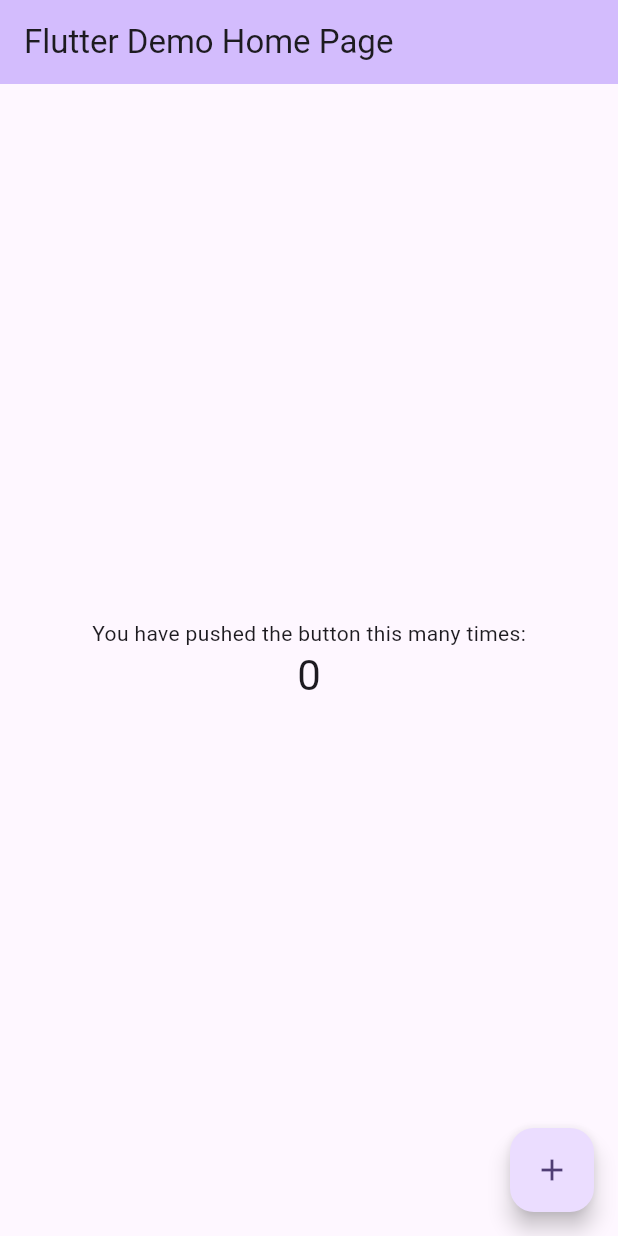
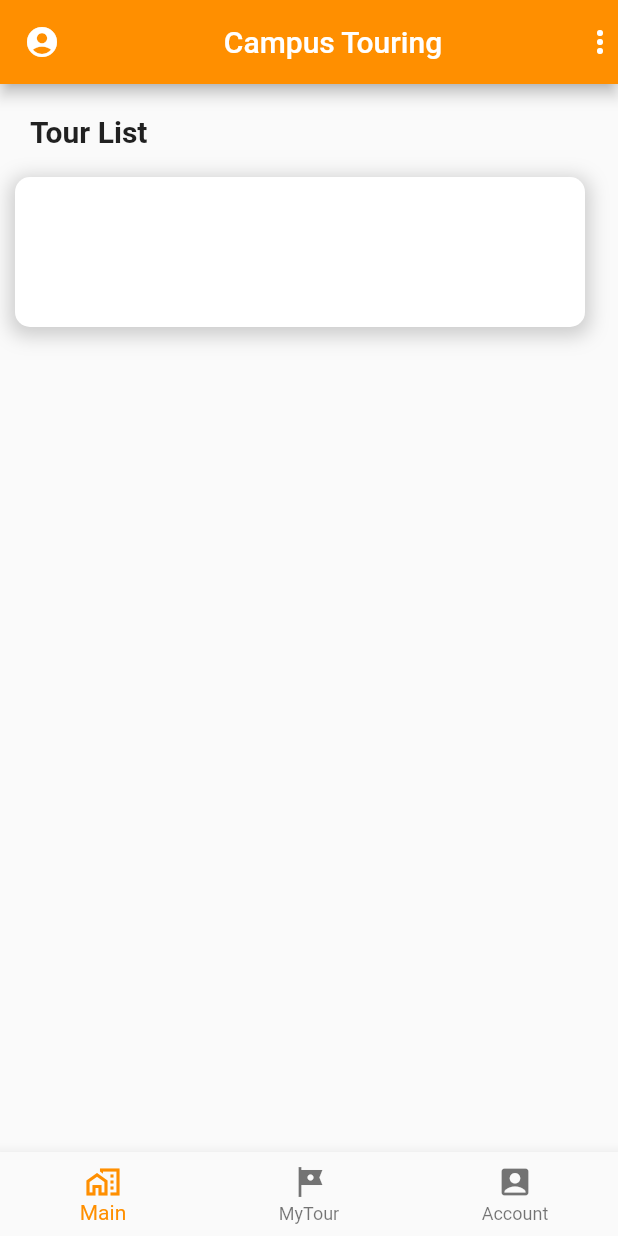
Before and after one commit to HanKyeol0/Campus-Touring-App, a Flutter app: the screen it shows after launch, on a phone screen of 412 x 824 dp. Run offline on Flutter 3.47's test engine with Material 2 defaults, Android fonts, the phone set to English and light mode, and no system bars.

Commit message:
2nd commit

```diff
--- a/analysis_options.yaml
+++ b/analysis_options.yaml
@@ -22,6 +22,9 @@ linter:
   # `// ignore_for_file: name_of_lint` syntax on the line or in the file
   # producing the lint.
   rules:
+    prefer_const_literals_to_create_immutables : false
+    prefer_const_constructors_in_immutables: false
+    prefer_const_constructors: false
     # avoid_print: false  # Uncomment to disable the `avoid_print` rule
     # prefer_single_quotes: true  # Uncomment to enable the `prefer_single_quotes` rule
 
--- a/lib/main.dart
+++ b/lib/main.dart
@@ -1,125 +1,153 @@
 import 'package:flutter/material.dart';
 
-void main() {
-  runApp(const MyApp());
-}
+void main() => runApp(const MyApp());
 
 class MyApp extends StatelessWidget {
   const MyApp({super.key});
 
-  // This widget is the root of your application.
+  static const String _title = 'Flutter Code Sample';
+
   @override
   Widget build(BuildContext context) {
-    return MaterialApp(
-      title: 'Flutter Demo',
-      theme: ThemeData(
-        // This is the theme of your application.
-        //
-        // TRY THIS: Try running your application with "flutter run". You'll see
-        // the application has a blue toolbar. Then, without quitting the app,
-        // try changing the seedColor in the colorScheme below to Colors.green
-        // and then invoke "hot reload" (save your changes or press the "hot
-        // reload" button in a Flutter-supported IDE, or press "r" if you used
-        // the command line to start the app).
-        //
-        // Notice that the counter didn't reset back to zero; the application
-        // state is not lost during the reload. To reset the state, use hot
-        // restart instead.
-        //
-        // This works for code too, not just values: Most code changes can be
-        // tested with just a hot reload.
-        colorScheme: ColorScheme.fromSeed(seedColor: Colors.deepPurple),
-        useMaterial3: true,
-      ),
-      home: const MyHomePage(title: 'Flutter Demo Home Page'),
+    return const MaterialApp(
+      title: _title,
+      home: MyStatefulWidget(),
     );
   }
 }
 
-class MyHomePage extends StatefulWidget {
-  const MyHomePage({super.key, required this.title});
-
-  // This widget is the home page of your application. It is stateful, meaning
-  // that it has a State object (defined below) that contains fields that affect
-  // how it looks.
-
-  // This class is the configuration for the state. It holds the values (in this
-  // case the title) provided by the parent (in this case the App widget) and
-  // used by the build method of the State. Fields in a Widget subclass are
-  // always marked "final".
-
-  final String title;
+class MyStatefulWidget extends StatefulWidget {
+  const MyStatefulWidget({super.key});
 
   @override
-  State<MyHomePage> createState() => _MyHomePageState();
+  State<MyStatefulWidget> createState() => _MyStatefulWidgetState();
 }
 
-class _MyHomePageState extends State<MyHomePage> {
-  int _counter = 0;
+class _MyStatefulWidgetState extends State<MyStatefulWidget> {
+  int _selectedIndex = 0;
+  static const TextStyle optionStyle =
+      TextStyle(fontSize: 30, fontWeight: FontWeight.bold);
+  final List<Widget> _widgetOptions = <Widget>[
+    ListView(
+      children: [
+        SingleChildScrollView(
+          child: Padding(
+            padding: EdgeInsets.symmetric(horizontal: 10),
+            child: Column(
+              crossAxisAlignment: CrossAxisAlignment.start,
+              children: [
+                Padding(
+                  padding: EdgeInsets.only(
+                    top: 20,
+                    left: 10,
+                    bottom: 10,
+                  ),
+                  child: Text(
+                    "Tour List",
+                    style: TextStyle(
+                      fontSize: 20,
+                      fontWeight: FontWeight.bold,
+                    ),
+                  ),
+                ),
+                Padding(
+                  padding: EdgeInsets.symmetric(vertical: 9),
+                  child: Container(
+                    width: 380,
+                    height: 100,
+                    decoration: BoxDecoration(
+                      color: Colors.white,
+                      borderRadius: BorderRadius.circular(10),
+                      boxShadow: [
+                        BoxShadow(
+                          color: Colors.grey.withOpacity(0.5),
+                          spreadRadius: 3,
+                          blurRadius: 10,
+                          offset: Offset(0, 3),
+                        ),
+                      ],
+                    ),
+                  ),
+                ),
+              ],
+            ),
+          ),
+        ),
+      ],
+    ),
+    const Column(
+      children: [
+        Center(
+          child: Row(
+            children: [
+              Column(
+                children: [
+                  Text('test'),
+                  Text('test2'),
+                ],
+              ),
+              Column(
+                children: [
+                  Text('test'),
+                  Text('test3'),
+                ],
+              ),
+            ],
+          ),
+        ),
+      ],
+    ),
+    const Text(
+      'MyTour',
+      style: optionStyle,
+    ),
+    const Text(
+      'Account',
+      style: optionStyle,
+    ),
+  ];
 
-  void _incrementCounter() {
+  void _onItemTapped(int index) {
     setState(() {
-      // This call to setState tells the Flutter framework that something has
-      // changed in this State, which causes it to rerun the build method below
-      // so that the display can reflect the updated values. If we changed
-      // _counter without calling setState(), then the build method would not be
-      // called again, and so nothing would appear to happen.
-      _counter++;
+      _selectedIndex = index;
     });
   }
 
   @override
   Widget build(BuildContext context) {
-    // This method is rerun every time setState is called, for instance as done
-    // by the _incrementCounter method above.
-    //
-    // The Flutter framework has been optimized to make rerunning build methods
-    // fast, so that you can just rebuild anything that needs updating rather
-    // than having to individually change instances of widgets.
     return Scaffold(
       appBar: AppBar(
-        // TRY THIS: Try changing the color here to a specific color (to
-        // Colors.amber, perhaps?) and trigger a hot reload to see the AppBar
-        // change color while the other colors stay the same.
-        backgroundColor: Theme.of(context).colorScheme.inversePrimary,
-        // Here we take the value from the MyHomePage object that was created by
-        // the App.build method, and use it to set our appbar title.
-        title: Text(widget.title),
+        leading: const Icon(Icons.account_circle),
+        title: const Center(
+          child: Text('Campus Touring'),
+        ),
+        actions: [
+          const Icon(Icons.more_vert_outlined),
+        ],
+        backgroundColor: Colors.amber[800],
       ),
       body: Center(
-        // Center is a layout widget. It takes a single child and positions it
-        // in the middle of the parent.
-        child: Column(
-          // Column is also a layout widget. It takes a list of children and
-          // arranges them vertically. By default, it sizes itself to fit its
-          // children horizontally, and tries to be as tall as its parent.
-          //
-          // Column has various properties to control how it sizes itself and
-          // how it positions its children. Here we use mainAxisAlignment to
-          // center the children vertically; the main axis here is the vertical
-          // axis because Columns are vertical (the cross axis would be
-          // horizontal).
-          //
-          // TRY THIS: Invoke "debug painting" (choose the "Toggle Debug Paint"
-          // action in the IDE, or press "p" in the console), to see the
-          // wireframe for each widget.
-          mainAxisAlignment: MainAxisAlignment.center,
-          children: <Widget>[
-            const Text(
-              'You have pushed the button this many times:',
-            ),
-            Text(
-              '$_counter',
-              style: Theme.of(context).textTheme.headlineMedium,
-            ),
-          ],
-        ),
+        child: _widgetOptions.elementAt(_selectedIndex),
       ),
-      floatingActionButton: FloatingActionButton(
-        onPressed: _incrementCounter,
-        tooltip: 'Increment',
-        child: const Icon(Icons.add),
-      ), // This trailing comma makes auto-formatting nicer for build methods.
+      bottomNavigationBar: BottomNavigationBar(
+        items: const <BottomNavigationBarItem>[
+          BottomNavigationBarItem(
+            icon: Icon(Icons.maps_home_work_outlined),
+            label: 'Main',
+          ),
+          BottomNavigationBarItem(
+            icon: Icon(Icons.tour),
+            label: 'MyTour',
+          ),
+          BottomNavigationBarItem(
+            icon: Icon(Icons.account_box),
+            label: 'Account',
+          ),
+        ],
+        currentIndex: _selectedIndex,
+        selectedItemColor: Colors.amber[800],
+        onTap: _onItemTapped,
+      ),
     );
   }
 }
```
